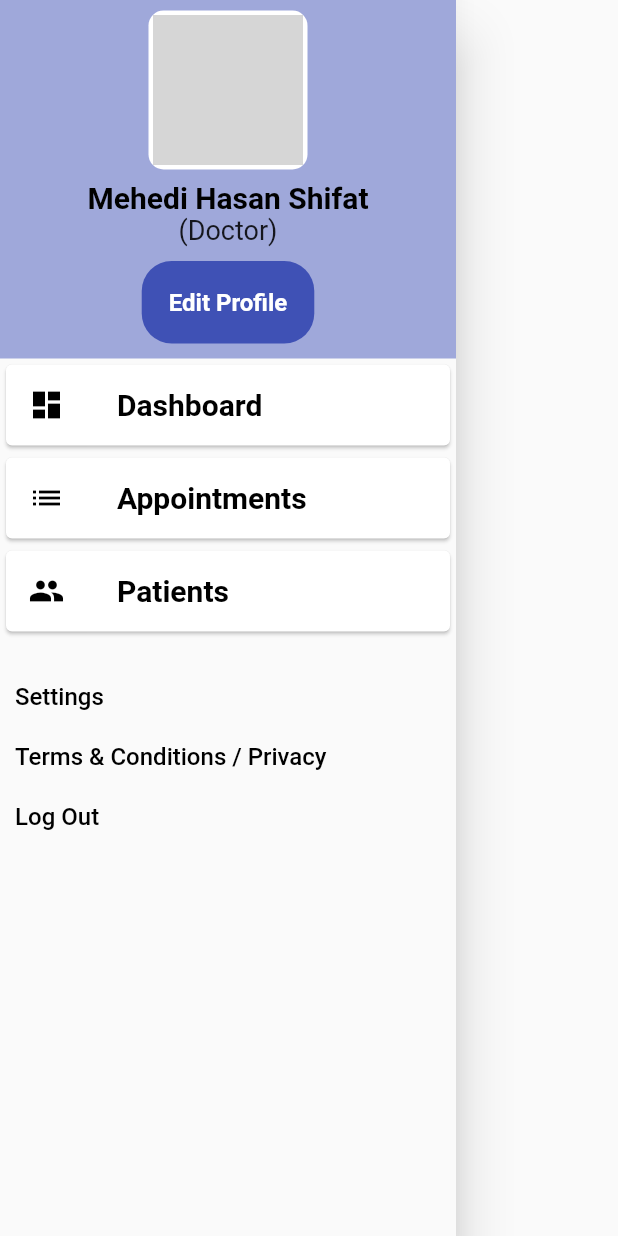
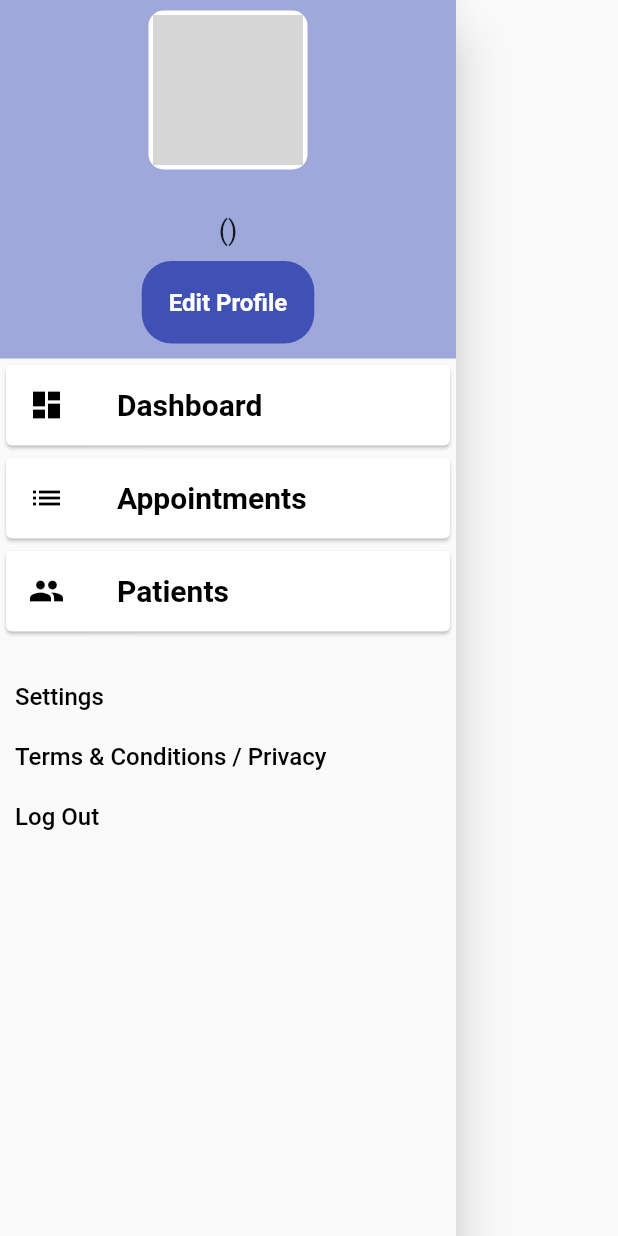
Before and after one commit to jspw/HackTheVerse_SUST_Tetrahedron, a Flutter app: the DrawerX widget shown alone on an empty page, opened directly with empty values, on a phone screen of 412 x 824 dp. Run offline on Flutter 3.47's test engine with Material 2 defaults, Android fonts, the phone set to English and light mode, and no system bars; missing offline and left inert: dart:ffi, flutter_sparkline; network calls fail; grey boxes are pictures that could not be loaded.

Commit message:
mobile: api based doctor and patient profile added

```diff
--- a/client/Mobile/medone/lib/Doctor/Screens/doctorHome.dart
+++ b/client/Mobile/medone/lib/Doctor/Screens/doctorHome.dart
@@ -1,6 +1,8 @@
 import 'package:flutter/material.dart';
 import 'package:medone/Doctor/Screens/test.dart';
 import 'package:medone/Doctor/Widgets/customDrawer.dart';
+
+final apiUrl = "https://cc0d906a8f3c.ngrok.io/";
 
 class DoctorHome extends StatefulWidget {
   static const route = "/doctor-home";
@@ -278,7 +280,7 @@ class DoctorHomeState extends State {
             ),
         ],
       ),
-      drawer: DrawerX(),
+      drawer: DrawerX(UserInfo["name"],UserInfo["role"],UserInfo["id"],apiUrl),
     );
   }
 }
--- a/client/Mobile/medone/lib/Doctor/Widgets/customDrawer.dart
+++ b/client/Mobile/medone/lib/Doctor/Widgets/customDrawer.dart
@@ -49,13 +49,13 @@ class DrawerX extends StatelessWidget {
                   child: Column(
                     children: <Widget>[
                       Text(
-                        "Mehedi Hasan Shifat",
+                        name,
                         style: TextStyle(
                             color: Colors.black,
                             fontWeight: FontWeight.bold,
                             fontSize: 20.0),
                       ),
-                      Text("(Doctor)"),
+                      Text("($role)"),
                     ],
                   ),
                 ),
--- a/client/Mobile/medone/lib/Patient/Screens/patientHome.dart
+++ b/client/Mobile/medone/lib/Patient/Screens/patientHome.dart
@@ -3,6 +3,8 @@ import 'package:medone/Patient/Widgets/ads.dart';
 import 'package:medone/Patient/Widgets/drawer.dart';
 import 'package:medone/Patient/Widgets/featureOptions.dart';
 
+
+String apiUrl = "https://cc0d906a8f3c.ngrok.io/";
 class PatientHome extends StatelessWidget {
   GlobalKey<ScaffoldState> _scaffoldKey = GlobalKey<ScaffoldState>();
 
@@ -79,7 +81,7 @@ class PatientHome extends StatelessWidget {
           ),
         ],
       ),
-      drawer: DrawerX(UserInfo["name"],UserInfo["name"]),
+      drawer: DrawerX(UserInfo["name"],UserInfo["role"],UserInfo["id"],apiUrl),
     );
   }
 }
--- a/client/Mobile/medone/lib/Patient/Widgets/drawer.dart
+++ b/client/Mobile/medone/lib/Patient/Widgets/drawer.dart
@@ -45,13 +45,13 @@ class DrawerX extends StatelessWidget {
                   child: Column(
                     children: <Widget>[
                       Text(
-                        "Mehedi Hasan Shifat",
+                        name,
                         style: TextStyle(
                             color: Colors.black,
                             fontWeight: FontWeight.bold,
                             fontSize: 20.0),
                       ),
-                      Text("(Patient)"),
+                      Text("($role)"),
                     ],
                   ),
                 ),
```
